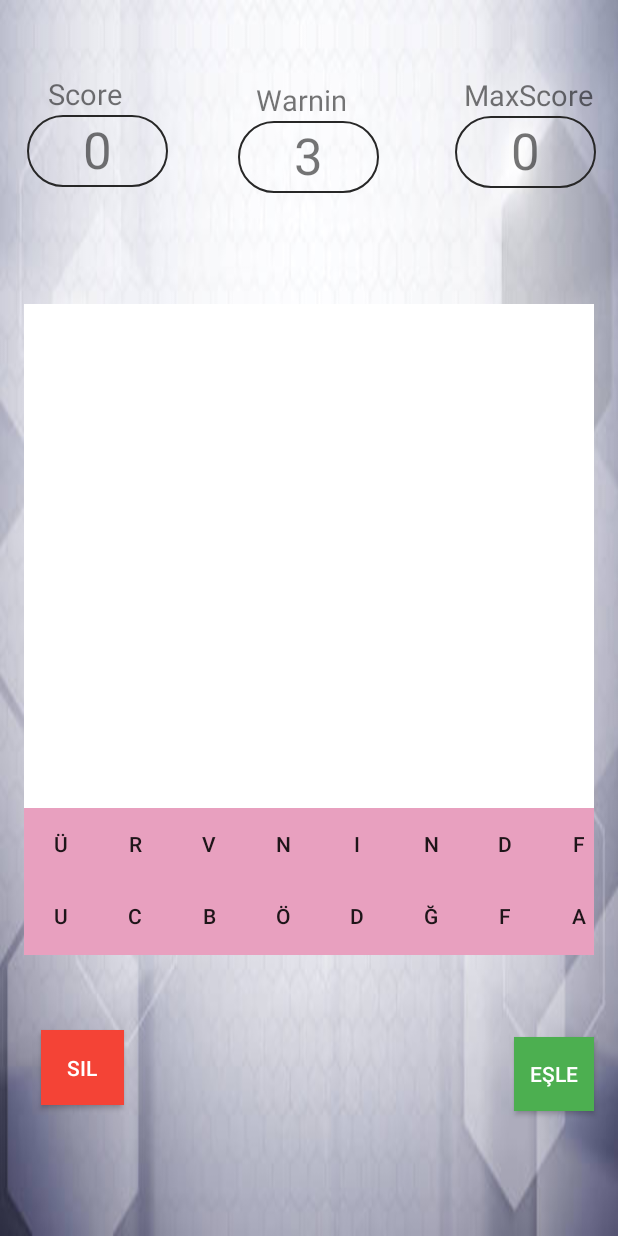
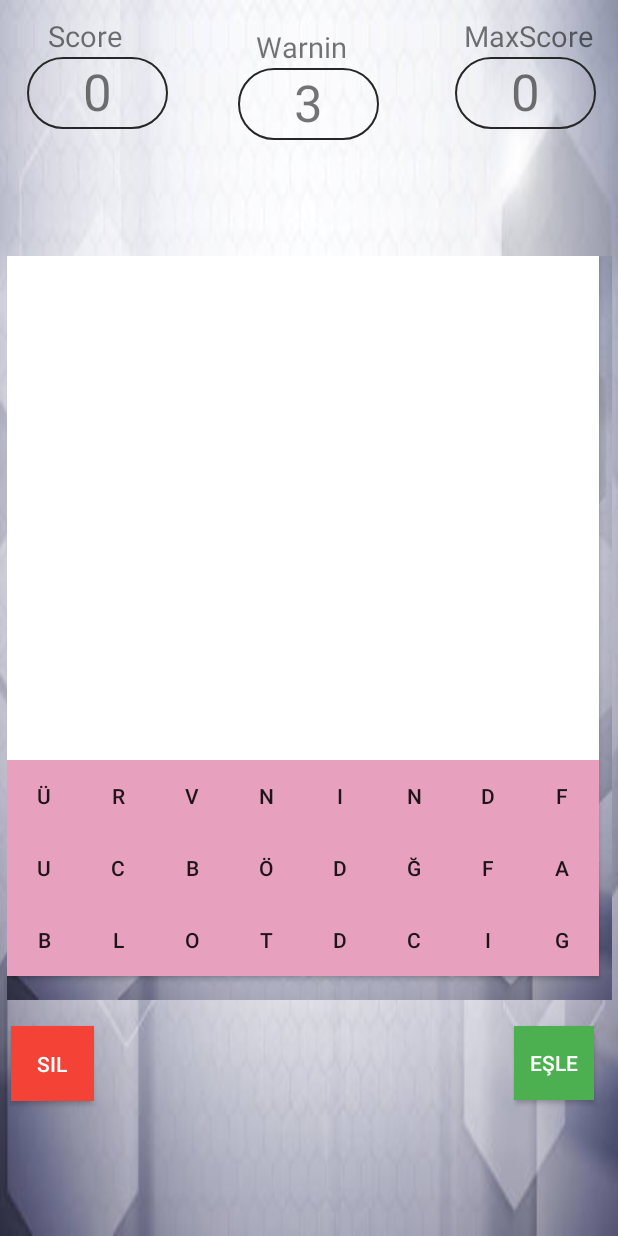
Before and after one commit to MelihSelamiUrkmezz/WordGame, an Android app: the screen it shows after launch (MainActivity), after a tap on "OYUNA BAŞLA", on a phone screen of 412 x 824 dp. Run offline under Robolectric (Android 15) with nearby library versions, the phone set to English and light mode, and no system bars; our stand-ins replace Firebase (no records; nobody signed in at launch, a user with empty details on screens opened directly).

Commit message:
solve fix

```diff
--- a/app/src/main/java/com/example/wordgame/MainActivity.kt
+++ b/app/src/main/java/com/example/wordgame/MainActivity.kt
@@ -190,7 +190,7 @@ class MainActivity : AppCompatActivity() {
         //start apply response clicklistener
         applyButton.setOnClickListener{
             val response = ServiceBuilder.buildService(APIInterface::class.java)
-            val obj=com.example.wordgame.Request(wordResult.text.toString().toLowerCase())
+            val obj=com.example.wordgame.Request(wordResult.text.toString())
 
             response.check_word(obj).enqueue(
                 object : retrofit2.Callback<com.example.wordgame.Response>{
@@ -670,13 +670,13 @@ class MainActivity : AppCompatActivity() {
 
                 val random_index= kotlin.random.Random.nextInt(consonants.size);
                 consonants_count++;
-                return consonants[random_index].toUpperCase();
+                return consonants[random_index];
 
             }
             else{
                 val random_index2= kotlin.random.Random.nextInt(vowels.size);
                 vowels_count++;
-                return vowels[random_index2].toUpperCase();
+                return vowels[random_index2];
 
             }
         }
@@ -685,13 +685,13 @@ class MainActivity : AppCompatActivity() {
             if(vowels_count==0){
                 val random_index2= kotlin.random.Random.nextInt(vowels.size);
                 vowels_count++;
-                return vowels[random_index2].toUpperCase();
+                return vowels[random_index2];
 
             }
             else if(consonants_count==0){
                 val random_index= kotlin.random.Random.nextInt(consonants.size).toInt();
                 consonants_count++;
-                return consonants[random_index].toUpperCase();
+                return consonants[random_index];
             }
 
 
--- a/app/src/main/java/com/example/wordgame/domain/enums/Points.kt
+++ b/app/src/main/java/com/example/wordgame/domain/enums/Points.kt
@@ -1,9 +1,9 @@
 package com.example.wordgame.domain.enums
 
 enum class Points(val value:Int) {
-    A(1), B(3), C(4), Ç(4), D(3), E(1),
-    F(7), G(5), Ğ(8), H(5), I(2), İ(1),
-    J(10), K(1), L(1), M(2), N(1), O(2),
-    Ö(7), P(5), R(1), S(2), Ş(4), T(1),
-    U(2), Ü(3), V(7), Y(3), Z(4)
+    a(1), b(3), c(4), ç(4), d(3), e(1),
+    f(7), g(5), ğ(8), h(5), ı(2), i(1),
+    j(10), k(1), l(1), m(2), n(1), o(2),
+    ö(7), p(5), r(1), s(2), ş(4), t(1),
+    u(2), ü(3), v(7), y(3), z(4)
 }
--- a/app/src/main/res/layout/activity_main.xml
+++ b/app/src/main/res/layout/activity_main.xml
@@ -13,7 +13,7 @@
         android:id="@+id/skorsd2"
         android:layout_width="70dp"
         android:layout_height="27dp"
-        android:layout_marginTop="20dp"
+        android:layout_marginTop="10dp"
         android:text="Warning"
         android:textSize="19sp"
         app:layout_constraintBottom_toTopOf="@+id/rightOfLife"
@@ -24,8 +24,8 @@
 
     <androidx.gridlayout.widget.GridLayout
         android:id="@+id/gridLayout"
-        android:layout_width="380dp"
-        android:layout_height="434dp"
+        android:layout_width="403dp"
+        android:layout_height="496dp"
         android:background="@drawable/bg"
         app:layout_constraintBottom_toBottomOf="parent"
         app:layout_constraintEnd_toEndOf="parent"
@@ -717,7 +717,7 @@
         app:layout_constraintHorizontal_bias="0.498"
         app:layout_constraintStart_toStartOf="parent"
         app:layout_constraintTop_toTopOf="parent"
-        app:layout_constraintVertical_bias="0.110000014" />
+        app:layout_constraintVertical_bias="0.060000002" />
 
     <TextView
         android:id="@+id/score"
@@ -732,7 +732,7 @@
         app:layout_constraintHorizontal_bias="0.283"
         app:layout_constraintStart_toStartOf="parent"
         app:layout_constraintTop_toTopOf="parent"
-        app:layout_constraintVertical_bias="0.120000005" />
+        app:layout_constraintVertical_bias="0.060000002" />
 
     <TextView
         android:id="@+id/highScore"
@@ -747,33 +747,33 @@
         app:layout_constraintHorizontal_bias="0.774"
         app:layout_constraintStart_toEndOf="@+id/rightOfLife"
         app:layout_constraintTop_toTopOf="parent"
-        app:layout_constraintVertical_bias="0.120000005" />
+        app:layout_constraintVertical_bias="0.060000002" />
 
     <Button
         android:id="@+id/deleteButton"
         android:layout_width="55dp"
         android:layout_height="50dp"
         android:layout_marginTop="12dp"
-        android:layout_marginEnd="260dp"
+        android:layout_marginEnd="280dp"
         android:background="#F44336"
         android:text="Sil"
         android:textColor="#FFFFFF"
         app:layout_constraintBottom_toBottomOf="parent"
         app:layout_constraintEnd_toStartOf="@+id/applyButton"
         app:layout_constraintTop_toBottomOf="@+id/gridLayout"
-        app:layout_constraintVertical_bias="0.304"
+        app:layout_constraintVertical_bias="0.058"
         tools:ignore="TextContrastCheck" />
 
     <TextView
         android:id="@+id/wordResult"
         android:layout_width="246dp"
         android:layout_height="35dp"
-        android:layout_marginBottom="40dp"
+        android:layout_marginBottom="24dp"
         android:textAlignment="textStart"
         android:textSize="24sp"
         app:layout_constraintBottom_toBottomOf="parent"
         app:layout_constraintEnd_toStartOf="@+id/applyButton"
-        app:layout_constraintHorizontal_bias="0.631"
+        app:layout_constraintHorizontal_bias="0.575"
         app:layout_constraintStart_toEndOf="@+id/deleteButton" />
 
     <Button
@@ -788,7 +788,7 @@
         app:layout_constraintBottom_toBottomOf="parent"
         app:layout_constraintEnd_toEndOf="parent"
         app:layout_constraintTop_toBottomOf="@+id/gridLayout"
-        app:layout_constraintVertical_bias="0.34"
+        app:layout_constraintVertical_bias="0.055"
         tools:ignore="TextContrastCheck" />
 
 </androidx.constraintlayout.widget.ConstraintLayout>
```
